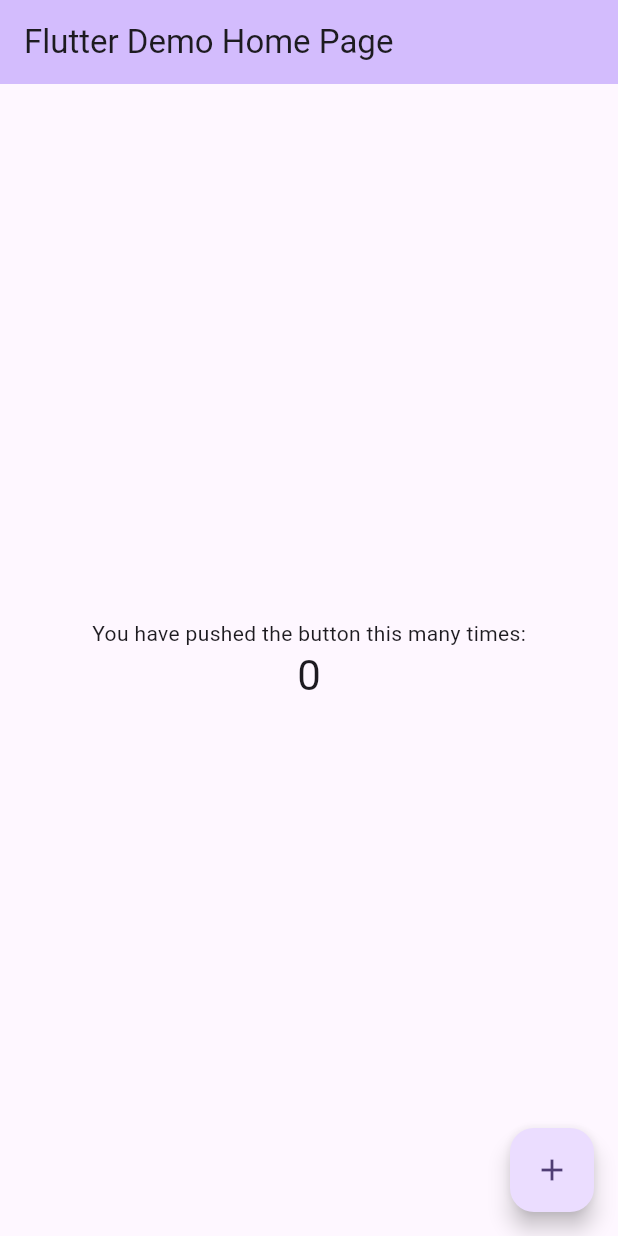
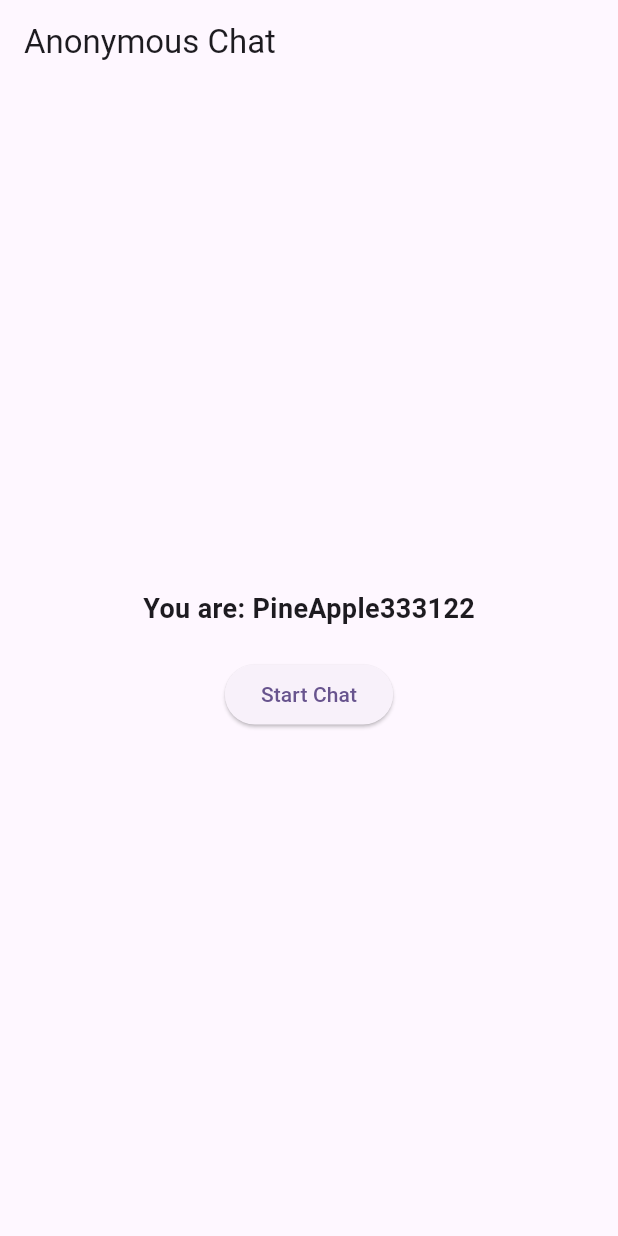
Before and after one commit to Sujitsubedi1/Random_chat_app, a Flutter app: the screen it shows after launch, on a phone screen of 412 x 824 dp. Run offline on Flutter 3.47's test engine with Material 3 defaults, Android fonts, the phone set to English and light mode, and no system bars; our stand-ins replace cloud_firestore, firebase_core, logger, shared_preferences; accounts and stored records are empty.

Commit message:
Match users, and when a user leaves and another one is added match again

```diff
--- /dev/null
+++ b/chat_app/lib/constants/usernames.dart
@@ -0,0 +1,12 @@
+const List<String> predefinedUsernames = [
+  "A",
+  "B",
+  "C",
+  "D",
+  "E",
+  "F",
+  "G",
+  "H",
+  "I",
+  "J",
+];
--- a/chat_app/lib/main.dart
+++ b/chat_app/lib/main.dart
@@ -1,122 +1,25 @@
 import 'package:flutter/material.dart';
+import 'package:firebase_core/firebase_core.dart';
+import 'firebase_options.dart';
+import 'ui/start_chat_page.dart'; // ⬅️ add this import
 
-void main() {
+void main() async {
+  WidgetsFlutterBinding.ensureInitialized();
+  await Firebase.initializeApp(options: DefaultFirebaseOptions.currentPlatform);
   runApp(const MyApp());
 }
 
 class MyApp extends StatelessWidget {
   const MyApp({super.key});
 
-  // This widget is the root of your application.
   @override
   Widget build(BuildContext context) {
     return MaterialApp(
-      title: 'Flutter Demo',
+      title: 'Chat App',
       theme: ThemeData(
-        // This is the theme of your application.
-        //
-        // TRY THIS: Try running your application with "flutter run". You'll see
-        // the application has a purple toolbar. Then, without quitting the app,
-        // try changing the seedColor in the colorScheme below to Colors.green
-        // and then invoke "hot reload" (save your changes or press the "hot
-        // reload" button in a Flutter-supported IDE, or press "r" if you used
-        // the command line to start the app).
-        //
-        // Notice that the counter didn't reset back to zero; the application
-        // state is not lost during the reload. To reset the state, use hot
-        // restart instead.
-        //
-        // This works for code too, not just values: Most code changes can be
-        // tested with just a hot reload.
         colorScheme: ColorScheme.fromSeed(seedColor: Colors.deepPurple),
       ),
-      home: const MyHomePage(title: 'Flutter Demo Home Page'),
+      home: StartChatPage(), // ⬅️ update home here
     );
   }
 }
-
-class MyHomePage extends StatefulWidget {
-  const MyHomePage({super.key, required this.title});
-
-  // This widget is the home page of your application. It is stateful, meaning
-  // that it has a State object (defined below) that contains fields that affect
-  // how it looks.
-
-  // This class is the configuration for the state. It holds the values (in this
-  // case the title) provided by the parent (in this case the App widget) and
-  // used by the build method of the State. Fields in a Widget subclass are
-  // always marked "final".
-
-  final String title;
-
-  @override
-  State<MyHomePage> createState() => _MyHomePageState();
-}
-
-class _MyHomePageState extends State<MyHomePage> {
-  int _counter = 0;
-
-  void _incrementCounter() {
-    setState(() {
-      // This call to setState tells the Flutter framework that something has
-      // changed in this State, which causes it to rerun the build method below
-      // so that the display can reflect the updated values. If we changed
-      // _counter without calling setState(), then the build method would not be
-      // called again, and so nothing would appear to happen.
-      _counter++;
-    });
-  }
-
-  @override
-  Widget build(BuildContext context) {
-    // This method is rerun every time setState is called, for instance as done
-    // by the _incrementCounter method above.
-    //
-    // The Flutter framework has been optimized to make rerunning build methods
-    // fast, so that you can just rebuild anything that needs updating rather
-    // than having to individually change instances of widgets.
-    return Scaffold(
-      appBar: AppBar(
-        // TRY THIS: Try changing the color here to a specific color (to
-        // Colors.amber, perhaps?) and trigger a hot reload to see the AppBar
-        // change color while the other colors stay the same.
-        backgroundColor: Theme.of(context).colorScheme.inversePrimary,
-        // Here we take the value from the MyHomePage object that was created by
-        // the App.build method, and use it to set our appbar title.
-        title: Text(widget.title),
-      ),
-      body: Center(
-        // Center is a layout widget. It takes a single child and positions it
-        // in the middle of the parent.
-        child: Column(
-          // Column is also a layout widget. It takes a list of children and
-          // arranges them vertically. By default, it sizes itself to fit its
-          // children horizontally, and tries to be as tall as its parent.
-          //
-          // Column has various properties to control how it sizes itself and
-          // how it positions its children. Here we use mainAxisAlignment to
-          // center the children vertically; the main axis here is the vertical
-          // axis because Columns are vertical (the cross axis would be
-          // horizontal).
-          //
-          // TRY THIS: Invoke "debug painting" (choose the "Toggle Debug Paint"
-          // action in the IDE, or press "p" in the console), to see the
-          // wireframe for each widget.
-          mainAxisAlignment: MainAxisAlignment.center,
-          children: <Widget>[
-            const Text('You have pushed the button this many times:'),
-            Text(
-              '$_counter',
-              style: Theme.of(context).textTheme.headlineMedium,
-            ),
-          ],
-        ),
-      ),
-      floatingActionButton: FloatingActionButton(
-        onPressed: _incrementCounter,
-        tooltip: 'Increment',
-        child: const Icon(Icons.add),
-      ), // This trailing comma makes auto-formatting nicer for build methods.
-    );
-  }
-}
--- /dev/null
+++ b/chat_app/lib/services/temp_user_manager.dart
@@ -0,0 +1,37 @@
+import 'package:shared_preferences/shared_preferences.dart';
+import 'dart:math';
+
+class TempUserManager {
+  static Future<String> getOrCreateTempUsername() async {
+    final prefs = await SharedPreferences.getInstance();
+    String? existing = prefs.getString('tempUserName');
+
+    if (existing != null) return existing;
+
+    const usernames = [
+      "PineApple33",
+      "MangoManiac",
+      "Stranger007",
+      "GhostWriter",
+      "PixelNinja",
+      "SkyWalker",
+      "SilentWolf",
+      "FunkyMonkey",
+      "CoconutKid",
+      "AgentX",
+    ];
+
+    final random = Random();
+    final newName =
+        usernames[random.nextInt(usernames.length)] +
+        random.nextInt(9999).toString();
+
+    await prefs.setString('tempUserName', newName);
+    return newName;
+  }
+
+  static Future<void> resetUsername() async {
+    final prefs = await SharedPreferences.getInstance();
+    await prefs.remove('tempUserName');
+  }
+}
--- /dev/null
+++ b/chat_app/lib/ui/start_chat_page.dart
@@ -0,0 +1,105 @@
+import 'package:flutter/material.dart';
+import '../firebase/firestore_service.dart';
+import 'package:cloud_firestore/cloud_firestore.dart';
+import 'chat_screen.dart';
+import '../services/temp_user_manager.dart';
+
+class StartChatPage extends StatefulWidget {
+  const StartChatPage({super.key});
+
+  @override
+  State<StartChatPage> createState() => _StartChatPageState();
+}
+
+class _StartChatPageState extends State<StartChatPage> {
+  final FirestoreService firestoreService = FirestoreService();
+
+  String? _tempUserName;
+
+  @override
+  void initState() {
+    super.initState();
+    _loadUsername();
+  }
+
+  Future<void> _loadUsername() async {
+    final name = await TempUserManager.getOrCreateTempUsername();
+    setState(() {
+      _tempUserName = name;
+    });
+  }
+
+  Future<void> _onStartChatPressed() async {
+    final navigator = Navigator.of(context);
+
+    final tempUserName = await TempUserManager.getOrCreateTempUsername();
+
+    await firestoreService.joinWaitingQueue(tempUserName, tempUserName);
+    await firestoreService.matchUsers();
+
+    // Wait and poll chatRooms to check if this user got matched
+    String? matchedRoomId;
+
+    for (int i = 0; i < 10; i++) {
+      // try for 10 seconds max
+      final rooms =
+          await FirebaseFirestore.instance
+              .collection('chatRooms')
+              .where('users', arrayContains: tempUserName)
+              .where('isActive', isEqualTo: true)
+              .get();
+
+      if (rooms.docs.isNotEmpty) {
+        matchedRoomId = rooms.docs.first.id;
+        break;
+      }
+
+      await Future.delayed(const Duration(seconds: 1)); // wait before retrying
+    }
+
+    if (!mounted) return;
+
+    if (matchedRoomId != null) {
+      navigator.push(
+        MaterialPageRoute(
+          builder:
+              (context) =>
+                  ChatScreen(chatRoomId: matchedRoomId!, userId: tempUserName),
+        ),
+      );
+    } else {
+      ScaffoldMessenger.of(context).showSnackBar(
+        const SnackBar(content: Text("Failed to match. Try again later.")),
+      );
+    }
+  }
+
+  @override
+  Widget build(BuildContext context) {
+    return Scaffold(
+      appBar: AppBar(title: const Text('Anonymous Chat')),
+
+      body: Center(
+        child: Column(
+          mainAxisSize: MainAxisSize.min,
+          children: [
+            if (_tempUserName != null) ...[
+              Text(
+                "You are: $_tempUserName",
+                style: const TextStyle(
+                  fontSize: 18,
+                  fontWeight: FontWeight.bold,
+                ),
+              ),
+              const SizedBox(height: 20),
+            ],
+            ElevatedButton(
+              onPressed: _onStartChatPressed,
+              child: const Text('Start Chat'),
+            ),
+          ],
+        ),
+      ),
+    );
+  }
+}
```
Also changed, not shown: chat_app/lib/firebase/firestore_service.dart (added, +72 -0 lines), chat_app/lib/ui/chat_screen.dart (added, +142 -0 lines), chat_app/pubspec.yaml (+11 -2 lines), chat_app/firebase.json (added), chat_app/lib/firebase_options.dart (added), chat_app/pubspec.lock, 6 other files.
